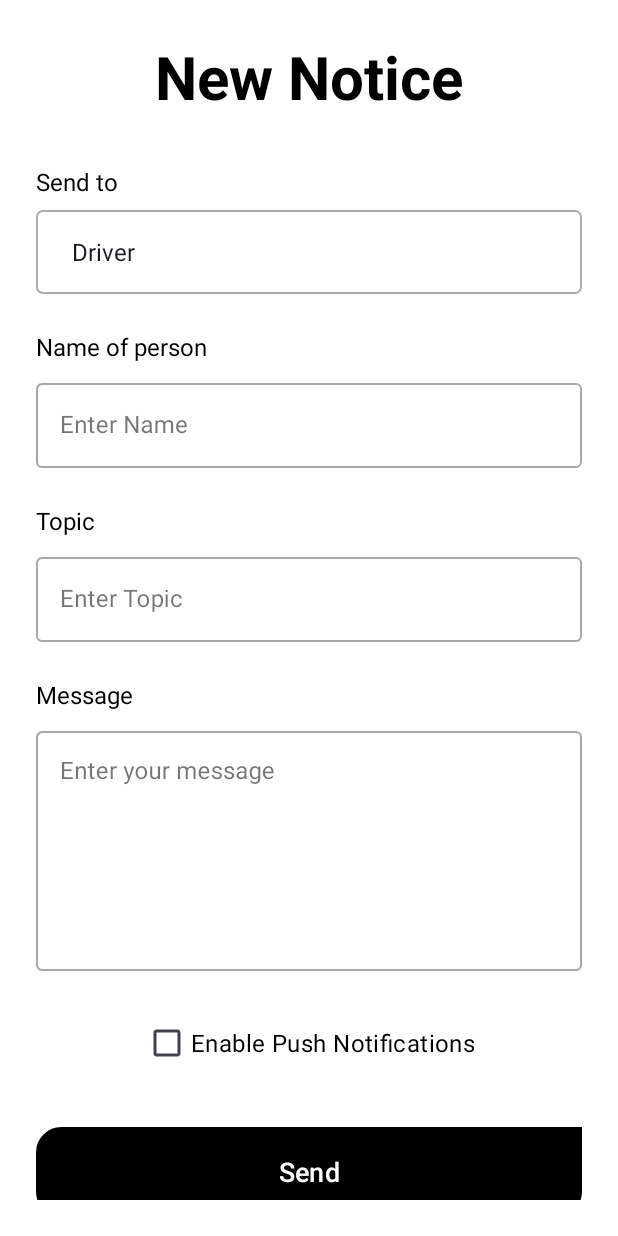
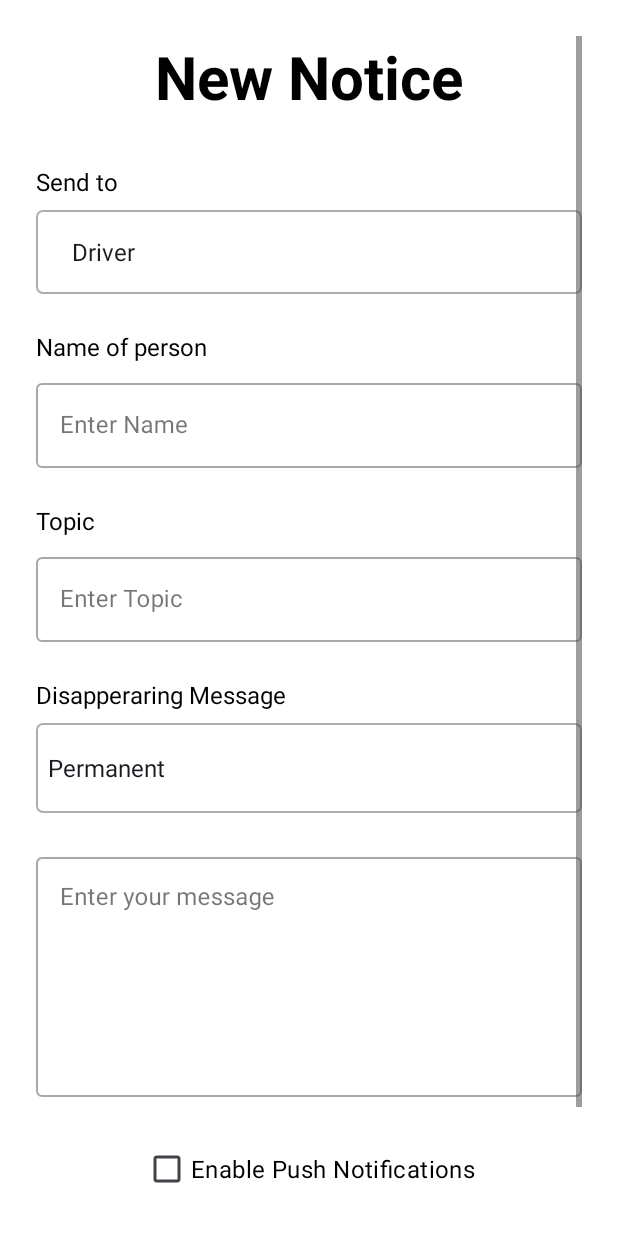
Before and after one commit to GDSC-NIT-Calicut/nitc_bus_tracker_frontend, an Android app: the fragment NewNoticeFragment placed in its activity, on a phone screen of 412 x 824 dp. Run offline under Robolectric (Android 15) with nearby library versions, the phone set to English and light mode, and no system bars.

Commit message:
app: Introduce disappearing messages - The feature no one asked for, but everyone needed XD (coz why not)

```diff
--- a/app/src/main/java/com/gdsc/nitcbustracker/NewNoticeFragment.kt
+++ b/app/src/main/java/com/gdsc/nitcbustracker/NewNoticeFragment.kt
@@ -16,9 +16,11 @@ import retrofit2.Call
 import retrofit2.Callback
 import retrofit2.Response
 import java.text.SimpleDateFormat
+import java.util.Calendar
 import java.util.Date
 import java.util.Locale
 import java.util.TimeZone
+import kotlin.time.Duration
 
 class NewNoticeFragment : Fragment() {
 
@@ -28,6 +30,7 @@ class NewNoticeFragment : Fragment() {
     private lateinit var messageEditText: EditText
     private lateinit var sendButton: Button
     private lateinit var pushNotificationCheckBox: CheckBox
+    private lateinit var spinnerDuration: Spinner
 
     override fun onCreateView(
         inflater: LayoutInflater, container: ViewGroup?,
@@ -49,6 +52,13 @@ class NewNoticeFragment : Fragment() {
         messageEditText = view.findViewById(R.id.editTextMessage)
         sendButton = view.findViewById(R.id.buttonSend)
         pushNotificationCheckBox = view.findViewById(R.id.checkboxNotifs)
+        spinnerDuration = view.findViewById(R.id.spinnerDuration)
+        val durations = resources.getStringArray(R.array.duration_options)
+
+        // Create ArrayAdapter
+        val adapter = ArrayAdapter(requireContext(), android.R.layout.simple_spinner_item, durations)
+        adapter.setDropDownViewResource(android.R.layout.simple_spinner_dropdown_item)
+        spinnerDuration.adapter = adapter
 
         sendButton.setOnClickListener {
             val topic = noticeTopic.text.toString().trim()
@@ -65,7 +75,17 @@ class NewNoticeFragment : Fragment() {
                 return@setOnClickListener
             }
 
-            val request = Notice(name, topic, toWhom, message, timestamp)
+            val selectedDuration = spinnerDuration.selectedItem.toString()
+            val validTill: String? = when (selectedDuration) {
+                "Permanent" -> null
+                "6 hours" -> calculateFutureISO(60 * 6)
+                "12 hours" -> calculateFutureISO(60 * 12)
+                "1 day" -> calculateFutureISO(60 * 24)
+                "7 days" -> calculateFutureISO(60 * 24 * 7)
+                else -> null
+            }
+
+            val request = Notice(name, topic, toWhom, message, timestamp, validTill)
 
             // Push Notification
             if (pushNotificationCheckBox.isChecked) {
@@ -108,6 +128,15 @@ class NewNoticeFragment : Fragment() {
             Toast.makeText(requireActivity(), "Notice Sent:\nTo: $toWhom", Toast.LENGTH_LONG).show()
         }
     }
+
+    fun calculateFutureISO(minutesFromNow: Int): String {
+        val calendar = Calendar.getInstance()
+        calendar.add(Calendar.MINUTE, minutesFromNow)
+        val isoFormat = SimpleDateFormat("yyyy-MM-dd'T'HH:mm:ss.SSS'Z'", Locale.getDefault())
+        isoFormat.timeZone = TimeZone.getTimeZone("UTC")
+        return isoFormat.format(calendar.time)
+    }
+
     override fun onDestroyView() {
         super.onDestroyView()
         // Show bottom navigation again when leaving the fragment
--- a/app/src/main/java/com/gdsc/nitcbustracker/adapter/NoticeAdapter.kt
+++ b/app/src/main/java/com/gdsc/nitcbustracker/adapter/NoticeAdapter.kt
@@ -36,7 +36,7 @@ class NoticeAdapter(
         val notice = notices[position]
         holder.noticeTitle.text = notice.topic
         holder.messageText.text = notice.message
-        holder.byWhom.text = "By: ${notice.name}"
+        holder.byWhom.text = notice.name
 
         if (role == "admin") {
             holder.button.visibility = View.VISIBLE
--- a/app/src/main/java/com/gdsc/nitcbustracker/data/model/Notice.kt
+++ b/app/src/main/java/com/gdsc/nitcbustracker/data/model/Notice.kt
@@ -5,5 +5,6 @@ data class Notice(
     val topic: String,
     val to_whom: String,
     val message: String,
-    val timestamp: String
+    val timestamp: String,
+    val validTill: String?
 )
--- a/app/src/main/res/layout/fragment_new_notice.xml
+++ b/app/src/main/res/layout/fragment_new_notice.xml
@@ -102,10 +102,26 @@
         <TextView
             android:layout_width="match_parent"
             android:layout_height="wrap_content"
-            android:text="Message"
+            android:text="Disapperaring Message"
             android:textSize="16sp"
             android:textColor="#000000"
             android:layout_marginBottom="8dp" />
+
+        <com.google.android.material.textfield.TextInputLayout
+            android:layout_width="match_parent"
+            android:layout_height="wrap_content"
+            android:layout_marginBottom="24dp"
+            android:hint="Duration">
+
+            <Spinner
+                android:id="@+id/spinnerDuration"
+                android:popupBackground="@drawable/rounded_card"
+                android:layout_width="match_parent"
+                android:background="@drawable/rounded_border"
+                android:layout_height="60dp" />
+        </com.google.android.material.textfield.TextInputLayout>
+
+
 
         <com.google.android.material.textfield.TextInputLayout
             android:layout_width="match_parent"
--- a/app/src/main/res/values/arrays.xml
+++ b/app/src/main/res/values/arrays.xml
@@ -13,4 +13,12 @@
         <item>Both</item>
     </string-array>
 
+    <string-array name="duration_options">
+        <item>Permanent</item>
+        <item>6 hours</item>
+        <item>12 hours</item>
+        <item>1 day</item>
+        <item>7 days</item>
+    </string-array>
+
 </resources>
```
